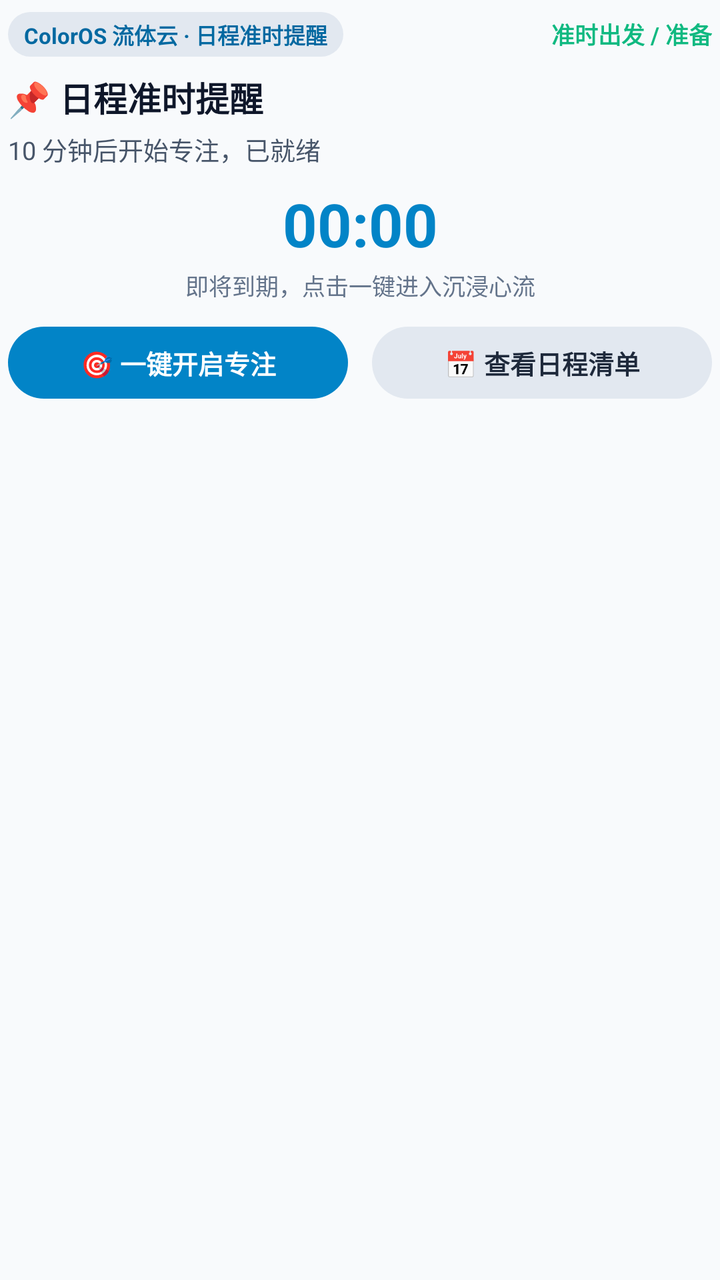
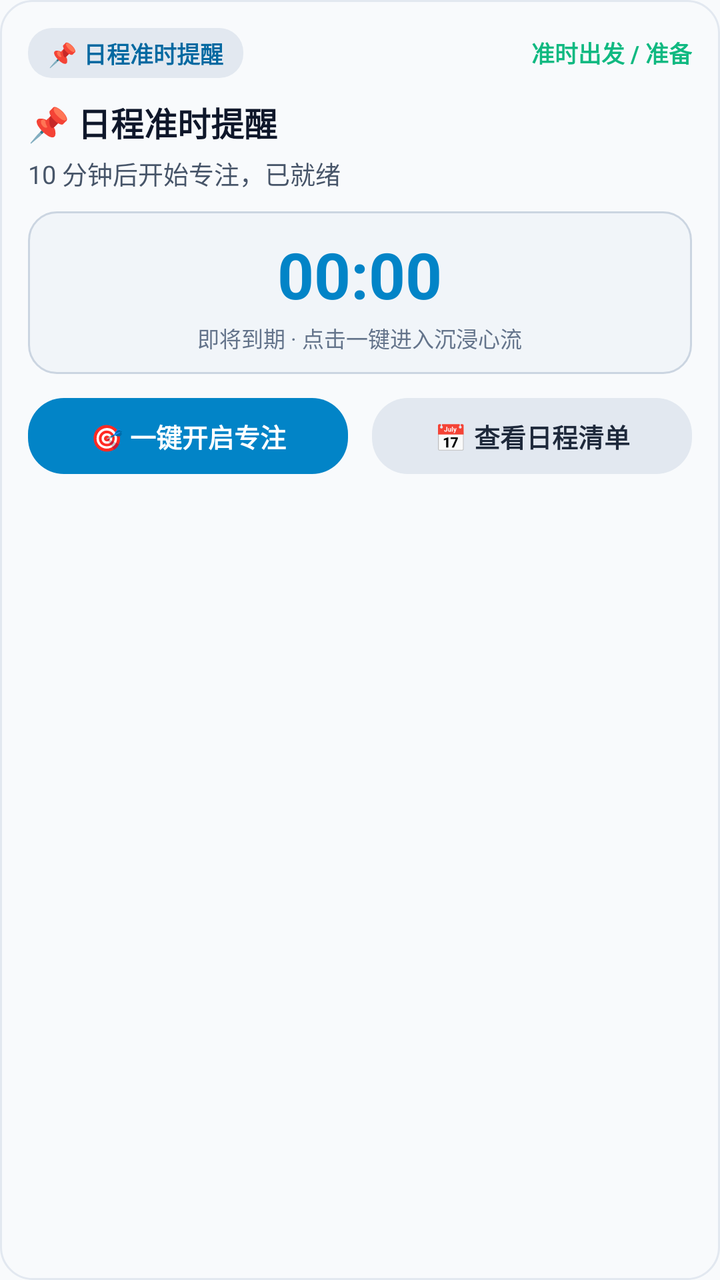

The first picture is an Android layout as it rendered before a commit; the second is the same layout after the commit. The layout source and the unified diff follow.
<!-- AndroidManifest.xml: application theme Theme.RMF -->
<!-- res/layout/notification_fluid_cloud_schedule_expanded.xml -->
<?xml version="1.0" encoding="utf-8"?>
<LinearLayout xmlns:android="http://schemas.android.com/apk/res/android"
    android:id="@+id/fluid_schedule_expanded_root"
    android:layout_width="match_parent"
    android:layout_height="wrap_content"
    android:orientation="vertical"
    android:background="@android:color/transparent"
    android:paddingTop="6dp"
    android:paddingBottom="6dp"
    android:paddingStart="4dp"
    android:paddingEnd="4dp">

    
    <LinearLayout
        android:layout_width="match_parent"
        android:layout_height="wrap_content"
        android:orientation="horizontal"
        android:gravity="center_vertical">

        <TextView
            android:layout_width="wrap_content"
            android:layout_height="wrap_content"
            android:paddingStart="8dp"
            android:paddingEnd="8dp"
            android:paddingTop="3dp"
            android:paddingBottom="3dp"
            android:text="ColorOS 流体云 · 日程准时提醒"
            android:textColor="@color/fluid_notif_tag_text"
            android:textSize="11sp"
            android:textStyle="bold"
            android:background="@drawable/bg_fluid_tag" />

        <TextView
            android:layout_width="0dp"
            android:layout_height="wrap_content"
            android:layout_weight="1" />

        <TextView
            android:layout_width="wrap_content"
            android:layout_height="wrap_content"
            android:text="准时出发 / 准备"
            android:textColor="#10B981"
            android:textSize="11.5sp"
            android:textStyle="bold" />
    </LinearLayout>

    
    <TextView
        android:id="@+id/fluid_schedule_expanded_title"
        android:layout_width="match_parent"
        android:layout_height="wrap_content"
        android:layout_marginTop="8dp"
        android:text="📌 日程准时提醒"
        android:textColor="@color/fluid_notif_title"
        android:textSize="17sp"
        android:textStyle="bold"
        android:maxLines="2"
        android:ellipsize="end" />

    <TextView
        android:id="@+id/fluid_schedule_expanded_desc"
        android:layout_width="match_parent"
        android:layout_height="wrap_content"
        android:layout_marginTop="4dp"
        android:text="10 分钟后开始专注，已就绪"
        android:textColor="@color/fluid_notif_sub"
        android:textSize="12.5sp"
        android:maxLines="2"
        android:ellipsize="end" />

    
    <Chronometer
        android:id="@+id/fluid_schedule_expanded_chronometer"
        android:layout_width="match_parent"
        android:layout_height="wrap_content"
        android:layout_marginTop="8dp"
        android:gravity="center"
        android:textColor="@color/fluid_notif_chronometer"
        android:textSize="30sp"
        android:textStyle="bold" />

    <TextView
        android:layout_width="match_parent"
        android:layout_height="wrap_content"
        android:layout_marginTop="2dp"
        android:gravity="center"
        android:text="即将到期，点击一键进入沉浸心流"
        android:textColor="@color/fluid_notif_muted"
        android:textSize="11.5sp" />

    
    <LinearLayout
        android:layout_width="match_parent"
        android:layout_height="wrap_content"
        android:layout_marginTop="12dp"
        android:orientation="horizontal"
        android:gravity="center">

        <TextView
            android:id="@+id/fluid_schedule_btn_focus"
            android:layout_width="0dp"
            android:layout_height="36dp"
            android:layout_weight="1"
            android:layout_marginEnd="6dp"
            android:gravity="center"
            android:text="🎯 一键开启专注"
            android:textColor="@color/fluid_notif_btn_primary_text"
            android:textSize="13sp"
            android:textStyle="bold"
            android:background="@drawable/bg_fluid_btn_primary" />

        <TextView
            android:id="@+id/fluid_schedule_btn_view"
            android:layout_width="0dp"
            android:layout_height="36dp"
            android:layout_weight="1"
            android:layout_marginStart="6dp"
            android:gravity="center"
            android:text="📅 查看日程清单"
            android:textColor="@color/fluid_notif_btn_secondary_text"
            android:textSize="13sp"
            android:textStyle="bold"
            android:background="@drawable/bg_fluid_btn_secondary" />
    </LinearLayout>

</LinearLayout>
<!-- resources referenced by this layout -->
<resources>
  <color name="fluid_notif_btn_primary_text">#FFFFFF</color>
  <color name="fluid_notif_btn_secondary_text">#1E293B</color>
  <color name="fluid_notif_chronometer">#0284C7</color>
  <color name="fluid_notif_muted">#64748B</color>
  <color name="fluid_notif_sub">#475569</color>
  <color name="fluid_notif_tag_text">#0369A1</color>
  <color name="fluid_notif_title">#0F172A</color>
  <!-- drawable bg_fluid_btn_primary (drawable) -->
  <?xml version="1.0" encoding="utf-8"?>
  <shape xmlns:android="http://schemas.android.com/apk/res/android"
      android:shape="rectangle">
      <corners android:radius="18dp" />
      <solid android:color="@color/fluid_notif_btn_primary_bg" />
  </shape>
  <!-- drawable bg_fluid_btn_secondary (drawable) -->
  <?xml version="1.0" encoding="utf-8"?>
  <shape xmlns:android="http://schemas.android.com/apk/res/android"
      android:shape="rectangle">
      <corners android:radius="18dp" />
      <solid android:color="@color/fluid_notif_btn_secondary_bg" />
  </shape>
  <!-- drawable bg_fluid_tag (drawable) -->
  <?xml version="1.0" encoding="utf-8"?>
  <shape xmlns:android="http://schemas.android.com/apk/res/android"
      android:shape="rectangle">
      <corners android:radius="12dp" />
      <solid android:color="@color/fluid_notif_tag_bg" />
  </shape>
  <style name="Theme.RMF" parent="android:Theme.Material.NoActionBar">
          <item name="android:statusBarColor">#F8FAFC</item>
          <item name="android:navigationBarColor">#FFFFFF</item>
          <item name="android:windowBackground">#F8FAFC</item>
          <item name="android:windowLightStatusBar">true</item>
      </style>
  <color name="fluid_notif_btn_primary_bg">#0284C7</color>
  <color name="fluid_notif_btn_secondary_bg">#E2E8F0</color>
  <color name="fluid_notif_tag_bg">#E2E8F0</color>
</resources>

<!-- the commit's change to res/layout/notification_fluid_cloud_schedule_expanded.xml (unified diff, before → after) -->
@@ -4,11 +4,8 @@
     android:layout_width="match_parent"
     android:layout_height="wrap_content"
     android:orientation="vertical"
-    android:background="@android:color/transparent"
-    android:paddingTop="6dp"
-    android:paddingBottom="6dp"
-    android:paddingStart="4dp"
-    android:paddingEnd="4dp">
+    android:background="@drawable/bg_fluid_card"
+    android:padding="14dp">
 
     
     <LinearLayout
@@ -18,15 +15,16 @@
         android:gravity="center_vertical">
 
         <TextView
+            android:id="@+id/fluid_schedule_expanded_header"
             android:layout_width="wrap_content"
             android:layout_height="wrap_content"
-            android:paddingStart="8dp"
-            android:paddingEnd="8dp"
-            android:paddingTop="3dp"
-            android:paddingBottom="3dp"
-            android:text="ColorOS 流体云 · 日程准时提醒"
+            android:paddingStart="10dp"
+            android:paddingEnd="10dp"
+            android:paddingTop="4dp"
+            android:paddingBottom="4dp"
+            android:text="📌 日程准时提醒"
             android:textColor="@color/fluid_notif_tag_text"
-            android:textSize="11sp"
+            android:textSize="11.5sp"
             android:textStyle="bold"
             android:background="@drawable/bg_fluid_tag" />
 
@@ -49,10 +47,10 @@
         android:id="@+id/fluid_schedule_expanded_title"
         android:layout_width="match_parent"
         android:layout_height="wrap_content"
-        android:layout_marginTop="8dp"
+        android:layout_marginTop="10dp"
         android:text="📌 日程准时提醒"
         android:textColor="@color/fluid_notif_title"
-        android:textSize="17sp"
+        android:textSize="16.5sp"
         android:textStyle="bold"
         android:maxLines="2"
         android:ellipsize="end" />
@@ -69,24 +67,34 @@
         android:ellipsize="end" />
 
     
-    <Chronometer
-        android:id="@+id/fluid_schedule_expanded_chronometer"
+    <LinearLayout
         android:layout_width="match_parent"
         android:layout_height="wrap_content"
-        android:layout_marginTop="8dp"
+        android:layout_marginTop="10dp"
+        android:orientation="vertical"
         android:gravity="center"
-        android:textColor="@color/fluid_notif_chronometer"
-        android:textSize="30sp"
-        android:textStyle="bold" />
+        android:paddingTop="10dp"
+        android:paddingBottom="10dp"
+        android:background="@drawable/bg_fluid_timer_pill">
 
-    <TextView
-        android:layout_width="match_parent"
-        android:layout_height="wrap_content"
-        android:layout_marginTop="2dp"
-        android:gravity="center"
-        android:text="即将到期，点击一键进入沉浸心流"
-        android:textColor="@color/fluid_notif_muted"
-        android:textSize="11.5sp" />
+        <Chronometer
+            android:id="@+id/fluid_schedule_expanded_chronometer"
+            android:layout_width="wrap_content"
+            android:layout_height="wrap_content"
+            android:gravity="center"
+            android:textColor="@color/fluid_notif_chronometer"
+            android:textSize="32sp"
+            android:textStyle="bold" />
+
+        <TextView
+            android:layout_width="wrap_content"
+            android:layout_height="wrap_content"
+            android:layout_marginTop="2dp"
+            android:gravity="center"
+            android:text="即将到期 · 点击一键进入沉浸心流"
+            android:textColor="@color/fluid_notif_muted"
+            android:textSize="11sp" />
+    </LinearLayout>
 
     
     <LinearLayout
@@ -99,7 +107,7 @@
         <TextView
             android:id="@+id/fluid_schedule_btn_focus"
             android:layout_width="0dp"
-            android:layout_height="36dp"
+            android:layout_height="38dp"
             android:layout_weight="1"
             android:layout_marginEnd="6dp"
             android:gravity="center"
@@ -112,7 +120,7 @@
         <TextView
             android:id="@+id/fluid_schedule_btn_view"
             android:layout_width="0dp"
-            android:layout_height="36dp"
+            android:layout_height="38dp"
             android:layout_weight="1"
             android:layout_marginStart="6dp"
             android:gravity="center"
<!-- resource entries referenced after the edit -->
@@ -21,12 +21,28 @@
       <corners android:radius="18dp" />
       <solid android:color="@color/fluid_notif_btn_secondary_bg" />
   </shape>
+  <!-- drawable bg_fluid_card (drawable) -->
+  <?xml version="1.0" encoding="utf-8"?>
+  <shape xmlns:android="http://schemas.android.com/apk/res/android"
+      android:shape="rectangle">
+      <corners android:radius="16dp" />
+      <solid android:color="@color/fluid_notif_card_bg" />
+      <stroke android:width="1dp" android:color="@color/fluid_notif_card_border" />
+  </shape>
   <!-- drawable bg_fluid_tag (drawable) -->
   <?xml version="1.0" encoding="utf-8"?>
   <shape xmlns:android="http://schemas.android.com/apk/res/android"
       android:shape="rectangle">
       <corners android:radius="12dp" />
       <solid android:color="@color/fluid_notif_tag_bg" />
+  </shape>
+  <!-- drawable bg_fluid_timer_pill (drawable) -->
+  <?xml version="1.0" encoding="utf-8"?>
+  <shape xmlns:android="http://schemas.android.com/apk/res/android"
+      android:shape="rectangle">
+      <corners android:radius="14dp" />
+      <solid android:color="@color/fluid_notif_timer_pill_bg" />
+      <stroke android:width="1dp" android:color="@color/fluid_notif_timer_pill_border" />
   </shape>
   <style name="Theme.RMF" parent="android:Theme.Material.NoActionBar">
           <item name="android:statusBarColor">#F8FAFC</item>
@@ -36,6 +52,10 @@
       </style>
   <color name="fluid_notif_btn_primary_bg">#0284C7</color>
   <color name="fluid_notif_btn_secondary_bg">#E2E8F0</color>
+  <color name="fluid_notif_card_bg">#F8FAFC</color>
+  <color name="fluid_notif_card_border">#E2E8F0</color>
   <color name="fluid_notif_tag_bg">#E2E8F0</color>
+  <color name="fluid_notif_timer_pill_bg">#F1F5F9</color>
+  <color name="fluid_notif_timer_pill_border">#CBD5E1</color>
 </resources>
 
